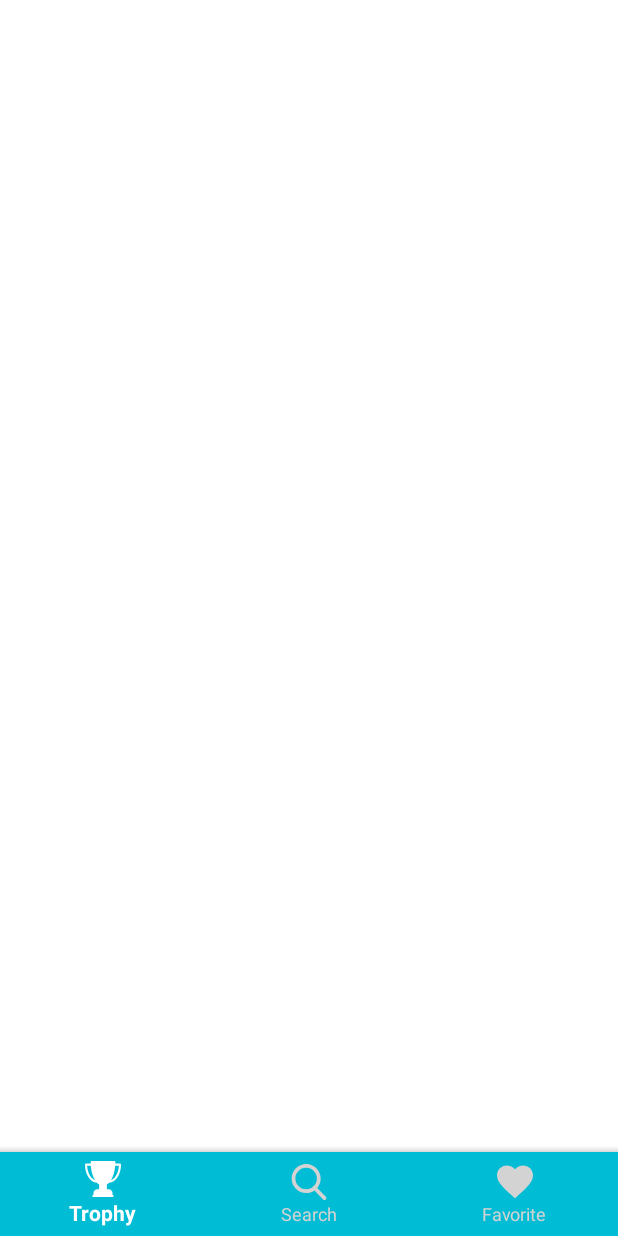
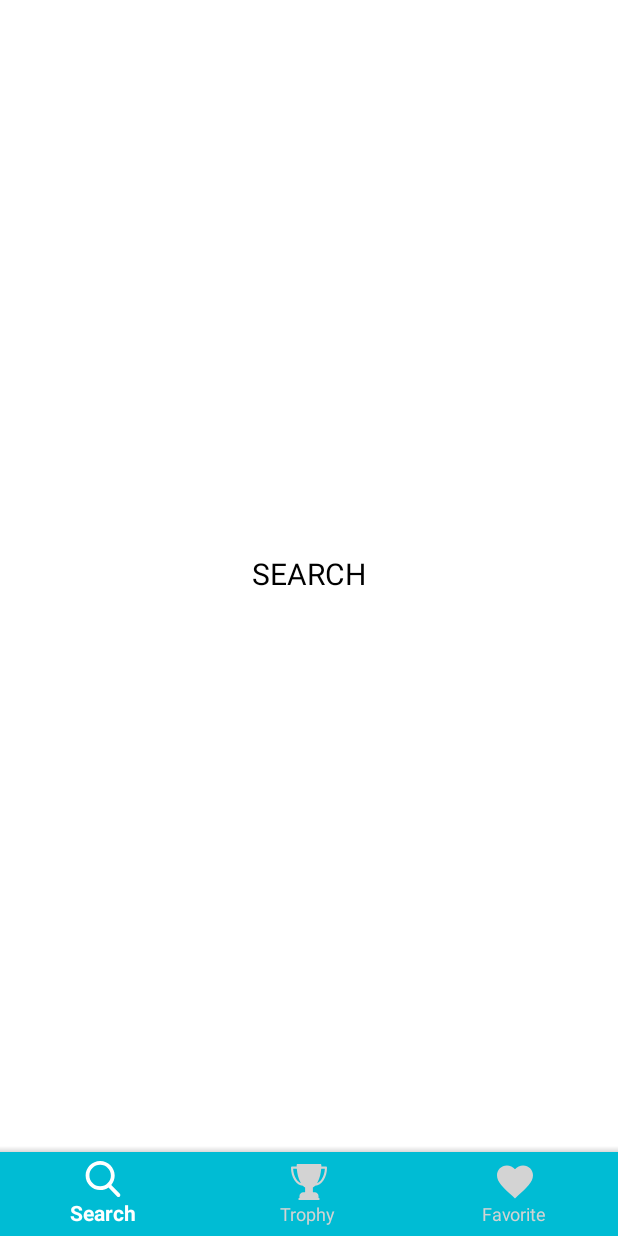
Before and after one commit to momae93/fridgly, an Android app: the screen it shows after launch (MainActivity), on a phone screen of 412 x 824 dp. Run offline under Robolectric (Android 15) with nearby library versions, the phone set to English and light mode, and no system bars; our stand-ins replace Dagger/Hilt's generated code; 2 statements that could not run were skipped.

Commit message:
[SEARCH] Added basic search fragment

```diff
--- a/app/src/main/java/com/au/fridgly/presentation/views/usecases/MainActivity.kt
+++ b/app/src/main/java/com/au/fridgly/presentation/views/usecases/MainActivity.kt
@@ -5,6 +5,7 @@ import android.support.design.widget.BottomNavigationView
 import com.au.fridgly.R
 import com.au.fridgly.presentation.internal.components.DaggerMainActivityComponent
 import com.au.fridgly.presentation.internal.components.MainActivityComponent
+import com.au.fridgly.presentation.views.usecases.search.FragmentSearch
 import kotlinx.android.synthetic.main.activity_main.*
 
 class MainActivity : BaseActivity() {
@@ -13,10 +14,11 @@ class MainActivity : BaseActivity() {
 
     private val mOnNavigationItemSelectedListener = BottomNavigationView.OnNavigationItemSelectedListener { item ->
         when (item.itemId) {
-            R.id.navigation_trophy -> {
+            R.id.navigation_search -> {
+                replaceFragment(R.id.activity_main_framelayout_content, FragmentSearch())
                 return@OnNavigationItemSelectedListener true
             }
-            R.id.navigation_search -> {
+            R.id.navigation_trophy -> {
                 return@OnNavigationItemSelectedListener true
             }
             R.id.navigation_favorite -> {
@@ -32,6 +34,7 @@ class MainActivity : BaseActivity() {
         setContentView(R.layout.activity_main)
 
         initializeInjection()
+        replaceFragment(R.id.activity_main_framelayout_content, FragmentSearch())
         activity_main_bottomNavigationView_nav.setOnNavigationItemSelectedListener(mOnNavigationItemSelectedListener)
     }
 
--- /dev/null
+++ b/app/src/main/java/com/au/fridgly/presentation/views/usecases/search/FragmentSearch.kt
@@ -0,0 +1,38 @@
+package com.au.fridgly.presentation.views.usecases.search
+
+import android.content.Context
+import android.net.Uri
+import android.os.Bundle
+import android.support.v4.app.Fragment
+import android.view.LayoutInflater
+import android.view.View
+import android.view.ViewGroup
+
+import com.au.fridgly.R
+
+class FragmentSearch : Fragment() {
+    private var listener: OnFragmentInteractionListener? = null
+
+    override fun onCreate(savedInstanceState: Bundle?) {
+        super.onCreate(savedInstanceState)
+    }
+
+    override fun onCreateView(inflater: LayoutInflater, container: ViewGroup?, savedInstanceState: Bundle?): View? {
+        val view = inflater.inflate(R.layout.fragment_search, container, false)
+        return view
+    }
+
+    override fun onAttach(context: Context) {
+        super.onAttach(context)
+        if (context is OnFragmentInteractionListener) {
+            listener = context
+        }
+    }
+
+    override fun onDetach() {
+        super.onDetach()
+        listener = null
+    }
+
+    interface OnFragmentInteractionListener
+}
--- /dev/null
+++ b/app/src/main/res/layout/fragment_search.xml
@@ -0,0 +1,18 @@
+<?xml version="1.0" encoding="utf-8"?>
+<android.support.constraint.ConstraintLayout xmlns:android="http://schemas.android.com/apk/res/android"
+                                             xmlns:app="http://schemas.android.com/apk/res-auto"
+                                             xmlns:tools="http://schemas.android.com/tools"
+                                             android:layout_width="match_parent"
+                                             android:layout_height="match_parent"
+                                             tools:context=".presentation.views.usecases.search.FragmentSearch">
+
+    <TextView
+            android:layout_width="wrap_content"
+            android:layout_height="wrap_content"
+            android:text="SEARCH"
+            app:layout_constraintStart_toStartOf="parent" app:layout_constraintHorizontal_bias="0.5"
+            app:layout_constraintEnd_toEndOf="parent" app:layout_constraintTop_toTopOf="parent"
+            app:layout_constraintBottom_toBottomOf="parent" android:textSize="20sp"
+            android:textColor="@color/colorBlack"/>
+
+</android.support.constraint.ConstraintLayout>
--- a/app/src/main/res/menu/navigation.xml
+++ b/app/src/main/res/menu/navigation.xml
@@ -1,5 +1,10 @@
 <?xml version="1.0" encoding="utf-8"?>
 <menu xmlns:android="http://schemas.android.com/apk/res/android">
+
+    <item
+            android:id="@+id/navigation_search"
+            android:icon="@drawable/ic_search"
+            android:title="@string/title_search"/>
 
     <item
             android:id="@+id/navigation_trophy"
@@ -7,11 +12,6 @@
             android:title="@string/title_trophy"/>
 
     <item
-            android:id="@+id/navigation_search"
-            android:icon="@drawable/ic_search"
-            android:title="@string/title_search"/>
-
-    <item
             android:id="@+id/navigation_favorite"
             android:icon="@drawable/ic_heart"
             android:title="@string/title_favorite"/>
```
